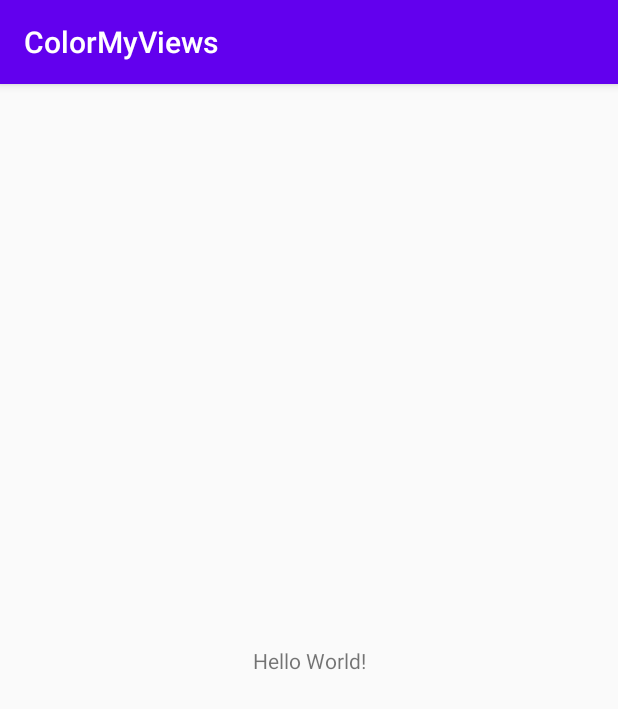
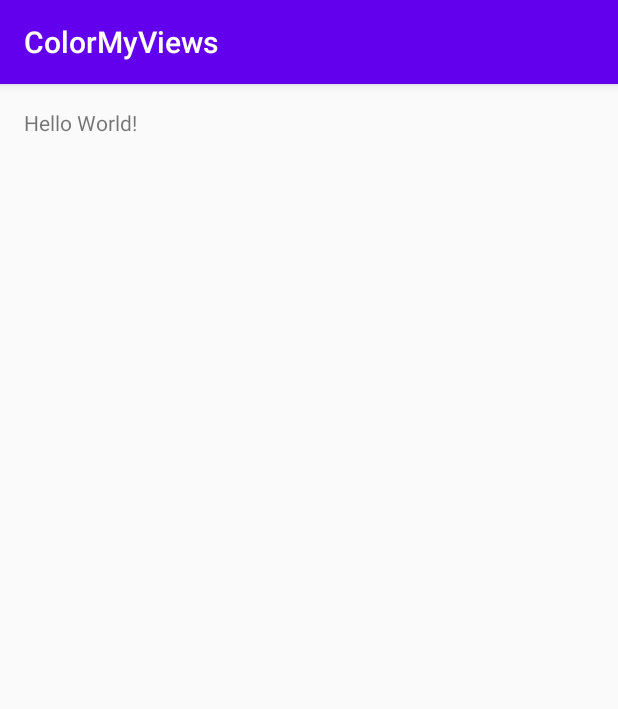
Before and after one commit to CodeLabsKotlin/ColorMyViews, an Android app: the screen it shows after launch (MainActivity), on a phone screen of 412 x 824 dp. Shown: the top 709 px of the screen. Run offline under Robolectric (Android 15) with nearby library versions, the phone set to English and light mode, and no system bars.

Commit message:
added dimension resource margin_wide

```diff
--- a/app/src/main/res/layout/activity_main.xml
+++ b/app/src/main/res/layout/activity_main.xml
@@ -7,10 +7,12 @@
     tools:context=".MainActivity">
 
     <TextView
-        android:layout_width="wrap_content"
+        android:layout_width="0dp"
         android:layout_height="wrap_content"
+        android:layout_marginStart="@dimen/margin_wide"
+        android:layout_marginTop="@dimen/margin_wide"
+        android:layout_marginEnd="@dimen/margin_wide"
         android:text="Hello World!"
-        app:layout_constraintBottom_toBottomOf="parent"
         app:layout_constraintEnd_toEndOf="parent"
         app:layout_constraintStart_toStartOf="parent"
         app:layout_constraintTop_toTopOf="parent" />
--- /dev/null
+++ b/app/src/main/res/values/dimens.xml
@@ -0,0 +1,4 @@
+<?xml version="1.0" encoding="utf-8"?>
+<resources>
+    <dimen name="margin_wide">16dp</dimen>
+</resources>
```
